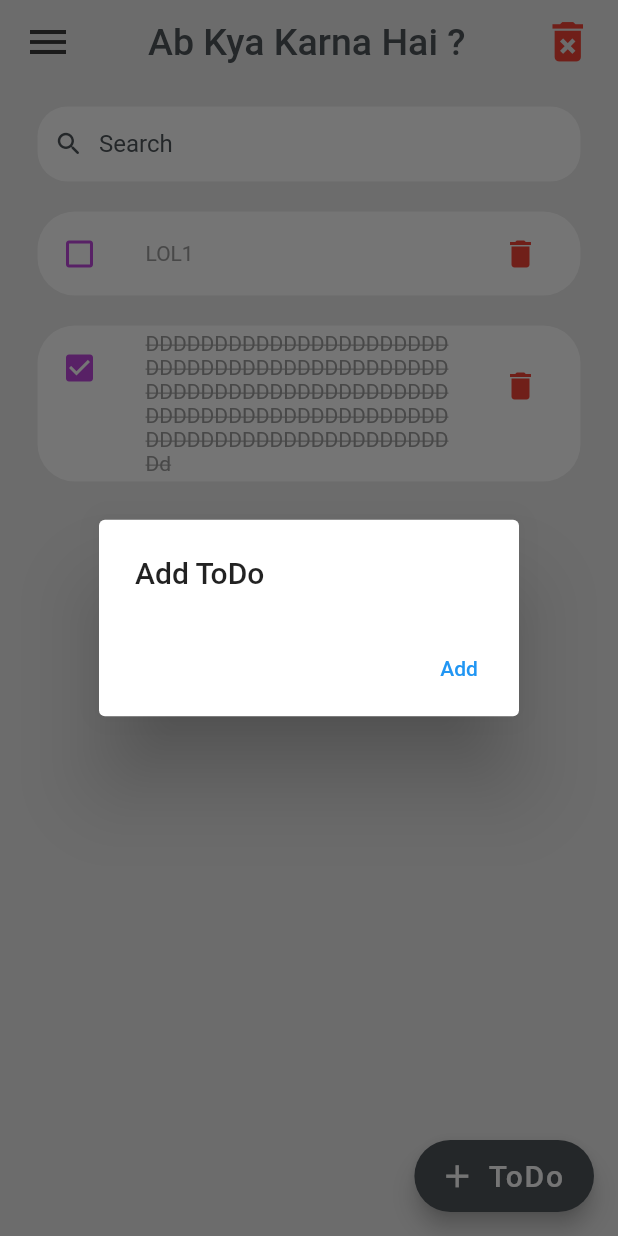
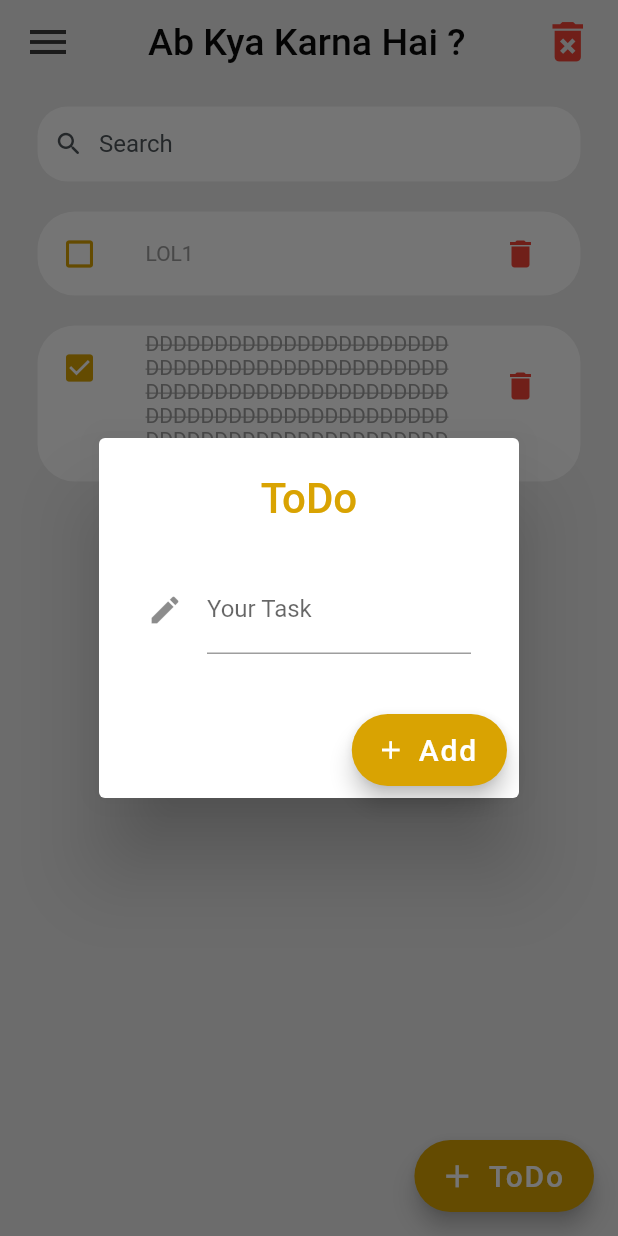
Before and after one commit to Vedansh-Dubey/TODO, a Flutter app: the screen it shows after launch, after a tap on "ToDo", on a phone screen of 412 x 824 dp. Run offline on Flutter 3.47's test engine with Material 2 defaults, Android fonts, the phone set to English and light mode, and no system bars; our stand-ins replace awesome_notifications; missing offline and left inert: cron.

```diff
--- a/lib/screens/homepage.dart
+++ b/lib/screens/homepage.dart
@@ -37,30 +37,59 @@ class Home extends StatelessWidget {
       floatingActionButton: FloatingActionButton.extended(
         onPressed: () {
           showDialog(
-            context: context,
-            builder: (context) {
-              return Container(
-                child: AlertDialog(
-                  title: const Text('Add ToDo'),
+              context: context,
+              builder: (BuildContext context) {
+                return AlertDialog(
+                  scrollable: true,
+                  title: Align(
+                    alignment: Alignment.center,
+                    child: Text(
+                      'ToDo',
+                      style: TextStyle(
+                        fontSize: 28,
+                        color: Color.fromARGB(255, 217, 163, 2),
+                      ),
+                    ),
+                  ),
+                  content: Padding(
+                    padding: const EdgeInsets.all(8.0),
+                    child: Form(
+                      child: Column(
+                        children: <Widget>[
+                          TextFormField(
+                            decoration: InputDecoration(
+                              focusColor: Color.fromARGB(255, 217, 163, 2),
+                              fillColor: Color.fromARGB(255, 217, 163, 2),
+                              labelText: 'Your Task',
+                              icon: Icon(Icons.edit),
+                            ),
+                          ),
+                        ],
+                      ),
+                    ),
+                  ),
                   actions: [
-                    TextButton(
-                      onPressed: () {
-                        Navigator.pop(context);
-                      },
-                      child: Text('Add'),
-                    )
+                    FloatingActionButton.extended(
+                        label:
+                            const Text('Add', style: TextStyle(fontSize: 20)),
+                        icon: const Icon(
+                          Icons.add,
+                          size: 20,
+                        ),
+                        backgroundColor: Color.fromARGB(255, 217, 163, 2),
+                        onPressed: () {
+                          // your code
+                        })
                   ],
-                ),
-              );
-            },
-          );
+                );
+              });
         },
         label: const Text('ToDo', style: TextStyle(fontSize: 20)),
         icon: const Icon(
           Icons.add,
           size: 25,
         ),
-        backgroundColor: dark,
+        backgroundColor: Color.fromARGB(255, 217, 163, 2),
       ),
     );
   }
@@ -82,7 +111,7 @@ class Home extends StatelessWidget {
               'Ab Kya Karna Hai ?',
               style: TextStyle(
                 fontSize: 25,
-                color: dark,
+                color: Color.fromARGB(255, 9, 9, 9),
               ),
             ),
             Icon(
--- a/lib/widgets/todolist.dart
+++ b/lib/widgets/todolist.dart
@@ -20,7 +20,7 @@ class ToDoList extends StatelessWidget {
           todo.isDone
               ? Icons.check_box
               : Icons.check_box_outline_blank_outlined,
-          color: Color.fromARGB(255, 191, 73, 223),
+          color: Color.fromARGB(255, 217, 163, 2),
           size: 24,
         ),
         title: Text(
```
